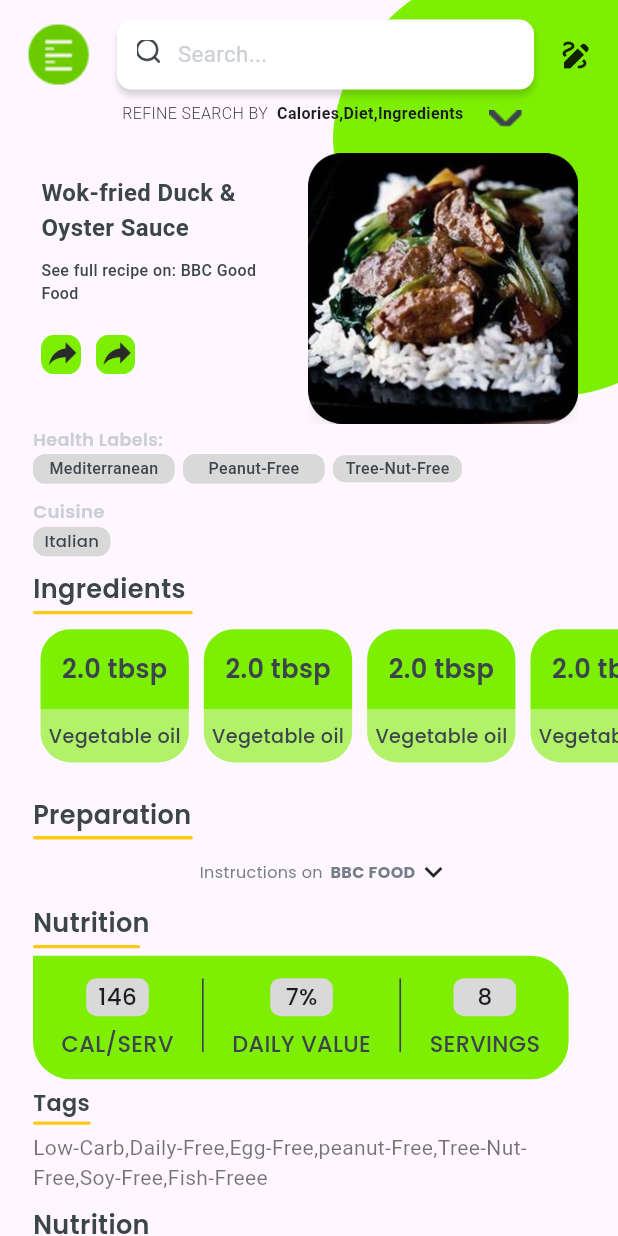
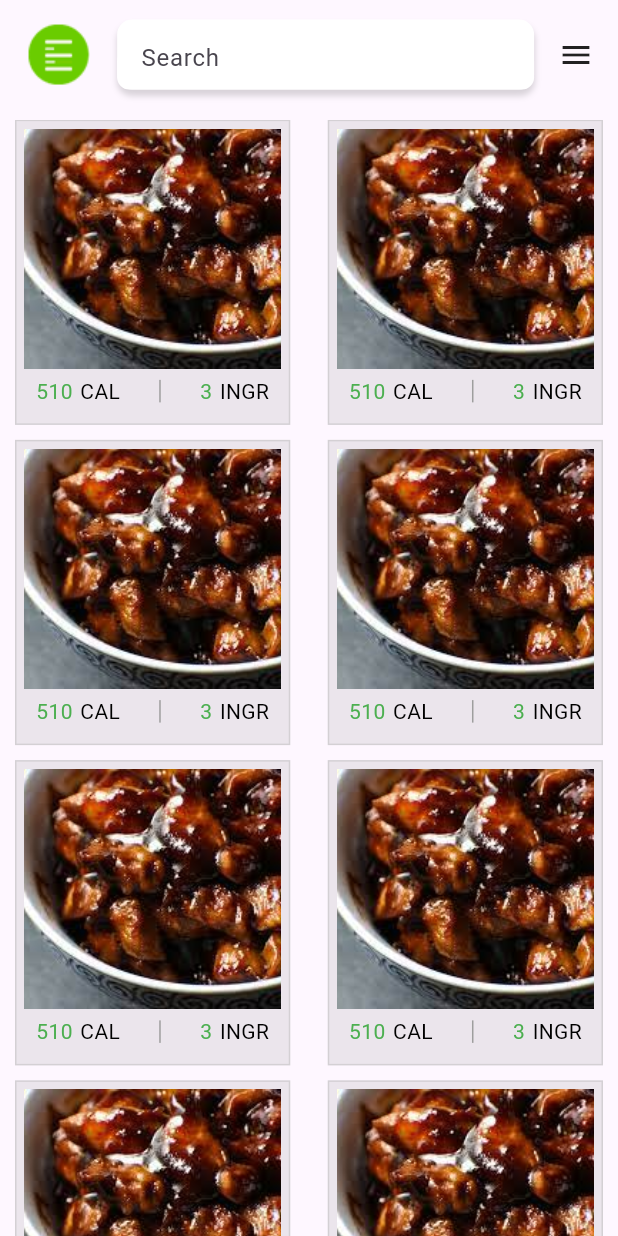
Before and after one commit to MohammedManik2548/interview_battery_low, a Flutter app: the screen it shows after launch, on a phone screen of 412 x 824 dp. Run offline on Flutter 3.47's test engine with Material 2 defaults, Android fonts, the phone set to English and light mode, and no system bars; our stand-ins replace get, google_fonts.

Commit message:
design completed

```diff
--- /dev/null
+++ b/lib/bingdings/all_bangdings.dart
@@ -0,0 +1,15 @@
+import 'package:get/get.dart';
+
+import '../businessLogicLayer/search_controller.dart';
+
+class AllBindings extends Bindings{
+
+  @override
+  void dependencies() {
+
+    Get.lazyPut<SearchController>(() => SearchController());
+
+
+
+  }
+}
--- /dev/null
+++ b/lib/businessLogicLayer/search_controller.dart
@@ -0,0 +1,7 @@
+import 'package:get/get.dart';
+import 'package:flutter/material.dart';
+class SearchController extends GetxController with GetSingleTickerProviderStateMixin {
+
+  var searchEditingController = TextEditingController();
+
+}
--- a/lib/main.dart
+++ b/lib/main.dart
@@ -1,6 +1,8 @@
 import 'package:flutter/material.dart';
+import 'presentationLayer/details_page.dart';
+import 'package:get/get.dart';
 
-import 'home_page.dart';
+import 'presentationLayer/search_page.dart';
 
 void main() {
   runApp(const MyApp());
@@ -12,14 +14,18 @@ class MyApp extends StatelessWidget {
   // This widget is the root of your application.
   @override
   Widget build(BuildContext context) {
-    return MaterialApp(
+    return GetMaterialApp(
       debugShowCheckedModeBanner: false,
       title: 'Flutter Demo',
       theme: ThemeData(
         colorScheme: ColorScheme.fromSeed(seedColor: Colors.deepPurple),
         useMaterial3: true,
       ),
-      home: const MyHomePage(),
+      home: SearchPage(),
+      getPages: [
+        GetPage(name: SearchPage.routeName, page: ()=>SearchPage()),
+      ],
+      initialRoute: '/',
     );
   }
 }
--- a/lib/home_page.dart
+++ b/lib/presentationLayer/details_page.dart
@@ -1,8 +1,8 @@
 import 'package:flutter/material.dart';
 import 'package:google_fonts/google_fonts.dart';
 
-class MyHomePage extends StatelessWidget {
-  const MyHomePage({super.key});
+class DetailsPage extends StatelessWidget {
+  const DetailsPage({super.key});
 
   @override
   Widget build(BuildContext context) {
@@ -779,6 +779,7 @@ class MyHomePage extends StatelessWidget {
                         children: [
                           Container(
                             child: Column(
+                              crossAxisAlignment: CrossAxisAlignment.start,
                               children: [
                                 Padding(
                                   padding: const EdgeInsets.only(right: 100.0),
@@ -803,6 +804,11 @@ class MyHomePage extends StatelessWidget {
                                   ),
                                 ),
                                 SizedBox(height: 15),
+                                Padding(
+                                  padding: const EdgeInsets.only(left: 40.0),
+                                  child: Column(
+                                    crossAxisAlignment: CrossAxisAlignment.start,
+                                    children: [
                                       Text(
                                         'Cholesterol',
                                         style: GoogleFonts.getFont(
@@ -814,7 +820,7 @@ class MyHomePage extends StatelessWidget {
                                       ),
                                       SizedBox(height: 5),
                                       Text(
-                                  'Cholesterol',
+                                        'Trans',
                                         style: GoogleFonts.getFont(
                                           'Poppins',
                                           fontWeight: FontWeight.w400,
@@ -824,7 +830,7 @@ class MyHomePage extends StatelessWidget {
                                       ),
                                       SizedBox(height: 5),
                                       Text(
-                                  'Cholesterol',
+                                        'Monounsaturated',
                                         style: GoogleFonts.getFont(
                                           'Poppins',
                                           fontWeight: FontWeight.w400,
@@ -834,12 +840,15 @@ class MyHomePage extends StatelessWidget {
                                       ),
                                       SizedBox(height: 5),
                                       Text(
-                                  'Cholesterol',
+                                        'Polyunsaturated',
                                         style: GoogleFonts.getFont(
                                           'Poppins',
                                           fontWeight: FontWeight.w400,
                                           fontSize: 10*f,
                                           color: Color(0xff3A3A3A),
+                                        ),
+                                      ),
+                                    ],
                                   ),
                                 ),
                               ],
--- /dev/null
+++ b/lib/presentationLayer/search_page.dart
@@ -0,0 +1,158 @@
+import 'package:flutter/material.dart';
+import 'package:get/get.dart';
+
+import 'details_page.dart';
+class SearchPage extends StatelessWidget {
+
+   SearchController controller = Get.put(SearchController());
+  static const routeName = '/search_page';
+  @override
+  Widget build(BuildContext context) {
+    double baseWidth = 375;
+    double w = MediaQuery.of(context).size.width / baseWidth;
+    double f = w * 0.97;
+    final height = MediaQuery.of(context).size.height;
+    final width = MediaQuery.of(context).size.width;
+    return Scaffold(
+      body: SafeArea(
+          child: SingleChildScrollView(
+            child: Column(
+              children: [
+                Padding(
+                  padding: const EdgeInsets.only(top: 13.0),
+                  child: Row(
+                    mainAxisAlignment: MainAxisAlignment.spaceEvenly,
+                    children: [
+                      SizedBox(
+                        width: 42 * w,
+                        height: 42 * w,
+                        child: Image.asset('assets/images/drawer.png'),
+                      ),
+                      Container(
+                        height: 42.55 * w,
+                        width: 253 * w,
+                        decoration: BoxDecoration(
+                          color: const Color(0xffffffff),
+                          borderRadius: BorderRadius.circular(10),
+                          boxShadow: const [
+                            BoxShadow(
+                              color: Color(0x26000000),
+                              offset: Offset(0, 4),
+                              blurRadius: 3,
+                            ),
+                          ],
+                        ),
+                        child: Padding(
+                          padding: const EdgeInsets.only(top: 20.0),
+                          child: TextFormField(
+                            onChanged: (v) {},
+                            //style: TextStyle(color: Colors.white),
+                            decoration: InputDecoration(
+                              filled: true,
+                              fillColor: Colors.white,
+                              border: OutlineInputBorder(
+                                borderRadius: BorderRadius.circular(8.0),
+                                borderSide: BorderSide.none,
+                              ),
+                              hintText: 'Search',
+                            ),
+                          ),
+                        ),
+                      ),
+                      const Icon(Icons.menu),
+                    ],
+                  ),
+                ),
+                SizedBox(height: 20),
+                SizedBox(
+                  height: height,
+                    child: GridView.builder(
+                        gridDelegate:  const SliverGridDelegateWithFixedCrossAxisCount(
+                            crossAxisCount: 2,
+                          crossAxisSpacing: 5,
+                          mainAxisSpacing: 10,
+                        ),
+                        itemCount: 10,
+                        itemBuilder: (c,i){
+                          return InkWell(
+                            onTap: (){
+                              Get.to(() => const DetailsPage());
+                            },
+                            child: Container(
+                              margin: EdgeInsets.only(left: 10,right: 10),
+                              decoration: BoxDecoration(
+                                color: Colors.grey.withOpacity(0.2),
+                                border: Border.all(color: Colors.grey.withOpacity(0.3))
+                              ),
+                              child: Column(
+                                children: [
+                                  Container(
+                                    height: 160,
+                                    margin: const EdgeInsets.all(5.0),
+                                    decoration: const BoxDecoration(
+                                      image: DecorationImage(
+                                        image: AssetImage('assets/images/checkenTeriyaki.jpeg'),
+                                        fit: BoxFit.cover
+                                      )
+                                    ),
+                                  ),
+                                  Row(
+                                    mainAxisAlignment: MainAxisAlignment.spaceAround,
+                                    children: [
+                                      const Center(
+                                        child: Row(
+                                          children: [
+                                            Text(
+                                              '510',
+                                              style: TextStyle(
+                                                color: Colors.green,
+                                              ),
+                                            ),
+                                            SizedBox(width: 5,),
+                                            Text(
+                                              'CAL',
+                                              style: TextStyle(
+                                                color: Colors.black,
+                                              ),
+                                            ),
+                                          ],
+                                        ),
+                                      ),
+                                      Container(
+                                        height: 15,
+                                        width: 1,
+                                        color: Colors.grey,
+                                      ),
+                                      const Row(
+                                        children: [
+                                          Text(
+                                            '3',
+                                            style: TextStyle(
+                                                color: Colors.green,
+                                            ),
+                                          ),
+                                          SizedBox(width: 5),
+                                          Text(
+                                            'INGR',
+                                            style: TextStyle(
+                                                color: Colors.black,
+                                            ),
+                                          ),
+                                        ],
+                                      ),
+                                    ],
+                                  )
+                                ],
+                              ),
+                            ),
+                          );
+                        }
+                    ),
+                ),
+              ],
+            ),
+          ),
+      ),
+    );
+  }
+}
```
Also changed, not shown: assets/images/checkenTeriyaki.jpeg (added). Lines whose indentation alone changed are shown as unchanged.
